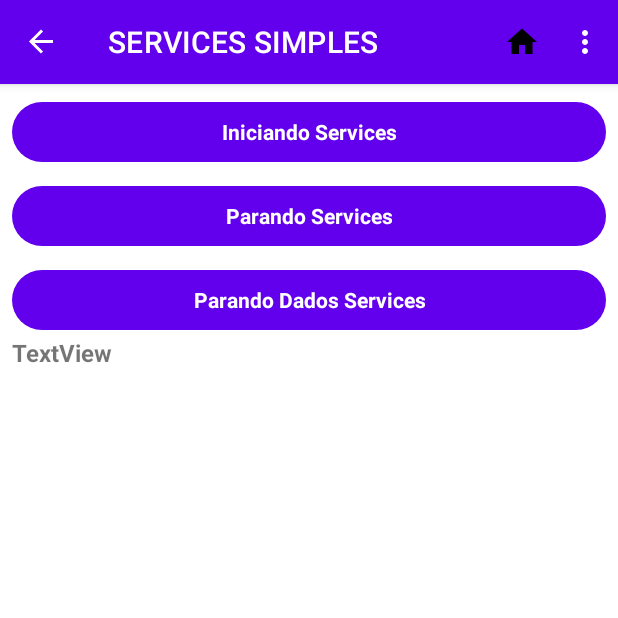
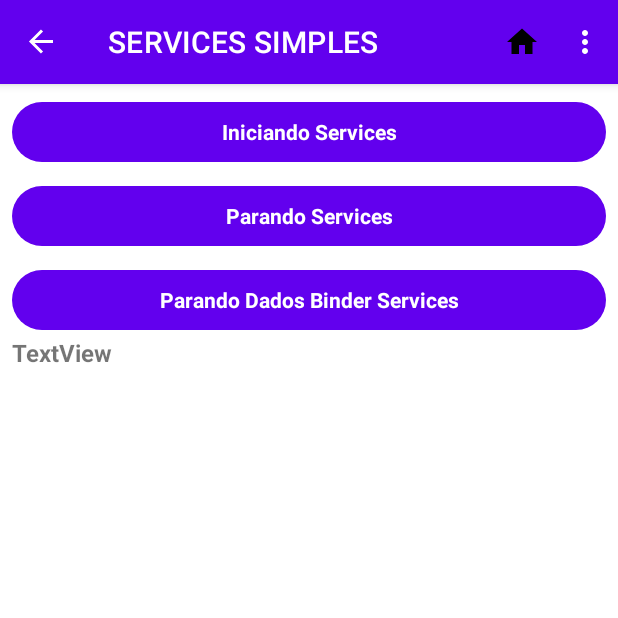
Before and after one commit to IsraelDeveloperMaster/KotlinCaniveteSuico, an Android app built with Jetpack Compose: the screen it shows after launch (MainActivity), on a phone screen of 412 x 824 dp, the top half of it. Run offline under Robolectric (Android 15) with nearby library versions, the phone set to English and light mode, and no system bars; our stand-ins replace Dagger/Hilt's generated code, navigation-ui.

Commit message:
ServiceBackGround Simples UnBinder

```diff
--- a/app/src/main/java/net/developermaster/kotlincanivetesuico/ui/servicesBackGround/classes/ServicesClass.kt
+++ b/app/src/main/java/net/developermaster/kotlincanivetesuico/ui/servicesBackGround/classes/ServicesClass.kt
@@ -21,6 +21,10 @@ class ServicesClass : Service() {
 
     //todo Ibinder class
     inner class MyBinder : Binder(){
+
+        fun recuperarService() : ServicesClass{
+            return this@ServicesClass
+        }
 
     }
 
--- a/app/src/main/res/values/strings.xml
+++ b/app/src/main/res/values/strings.xml
@@ -383,7 +383,7 @@
     <!--todo//////// BTN INTERNOS ////////-->
     <string name="INT_INICIANDO_SERVICES">Iniciando Services </string>
     <string name="INT_PARANDO_SERVICES">Parando Services </string>
-    <string name="INT_PARANDO_DADOS_SERVICES">Parando Dados Services </string>
+    <string name="INT_PARANDO_DADOS_SERVICES">Parando Dados Binder Services </string>
     <!--todo//////// NAV ////////-->
     <string name="NAV_SERVICES_SIMPLES">Services Simples </string>
 <!--    <string name="NAV_GOOGLE_MAP_COMPOSE">Google Map Compose </string>-->
```
Also changed, not shown: app/src/main/java/net/developermaster/kotlincanivetesuico/ui/servicesBackGround/serviceSimples/view/FragmentServicesBackGroundSimples.kt (+13 -5 lines), 173 other files.
